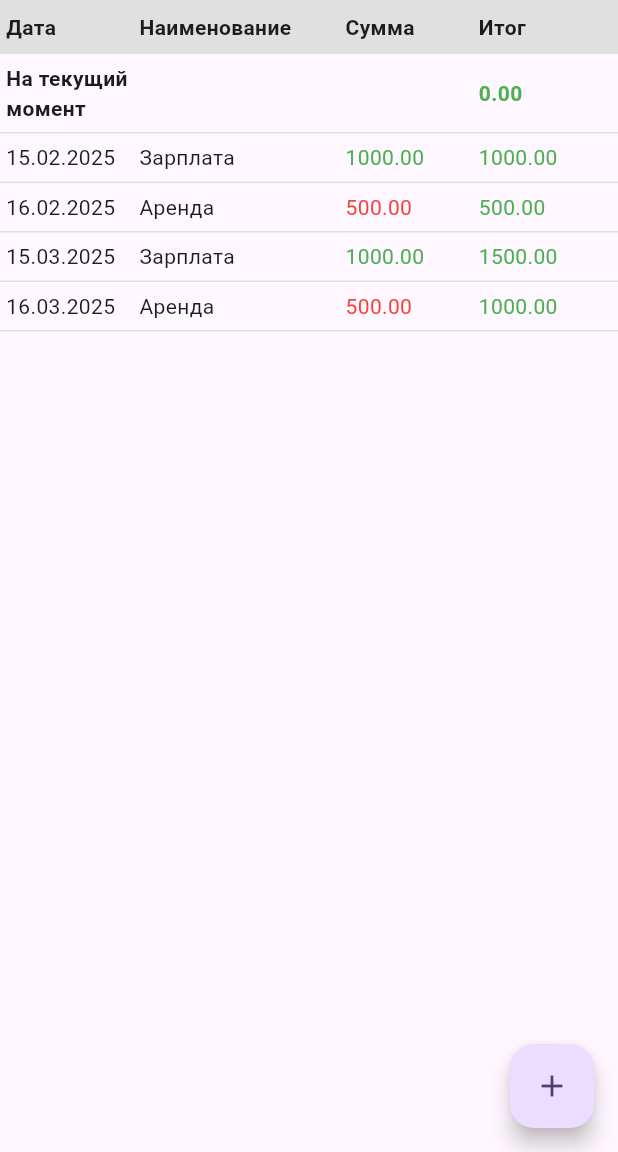
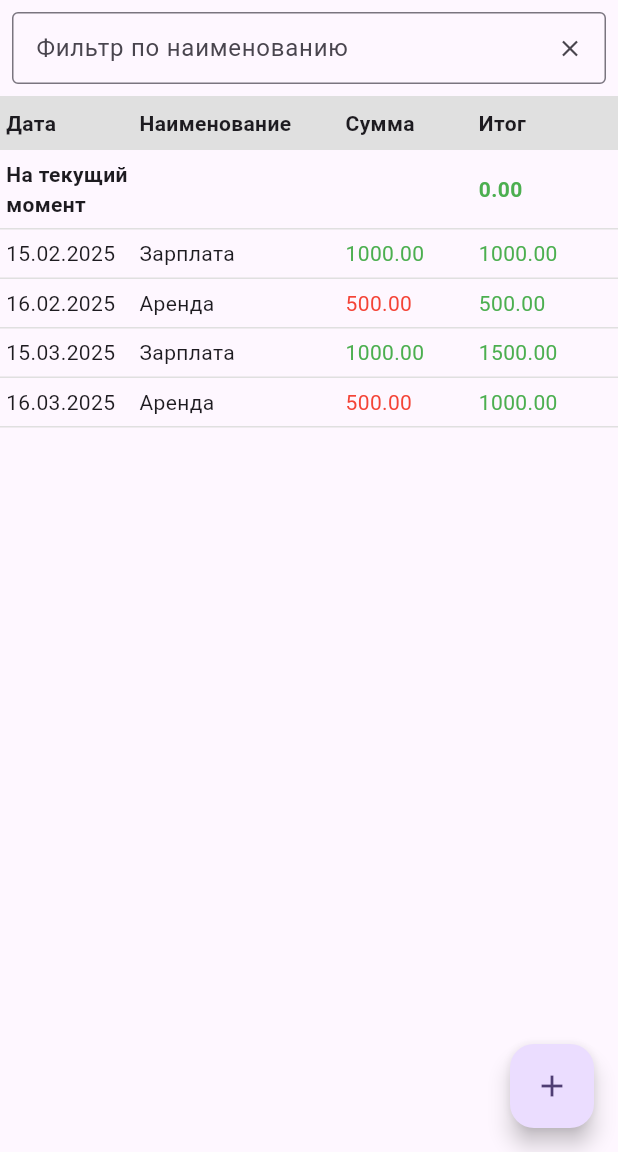
Before and after one commit to stanislavlyalin/budget_planner, a Flutter app: the screen it shows after launch, on a phone screen of 412 x 824 dp, the part 84-1236 px from its top. Run offline on Flutter 3.47's test engine with Material 3 defaults, Android fonts, the phone set to English and light mode, and no system bars; our stand-ins replace file_picker, shared_preferences.

```diff
--- a/lib/screens/home_page.dart
+++ b/lib/screens/home_page.dart
@@ -19,12 +19,14 @@ class MyHomePage extends StatefulWidget {
   State<MyHomePage> createState() => _MyHomePageState();
 }
 
-/// Main screen displaying the transactions table
+/// Main screen displaying transactions in a table
 class _MyHomePageState extends State<MyHomePage> {
   List<Transaction> _transactions = [];
   List<OccurrenceOverride> _overrides = [];
   late DateTime _currentEndDate;
   final ScrollController _scrollController = ScrollController();
+  final TextEditingController _filterController = TextEditingController();
+  String _searchQuery = "";
 
   @override
   void initState() {
@@ -33,6 +35,7 @@ class _MyHomePageState extends State<MyHomePage> {
     _scrollController.addListener(_scrollListener);
     _loadData();
 
+    // For demonstration, add test transactions if list is empty
     if (_transactions.isEmpty) {
       _transactions.addAll([
         Transaction(
@@ -58,6 +61,7 @@ class _MyHomePageState extends State<MyHomePage> {
   @override
   void dispose() {
     _scrollController.dispose();
+    _filterController.dispose();
     super.dispose();
   }
 
@@ -346,44 +350,61 @@ class _MyHomePageState extends State<MyHomePage> {
   @override
   Widget build(BuildContext context) {
     DateTime now = DateTime.now();
-    DateTime today = DateTime(now.year, now.month, now.day);
+    DateTime startRange = DateTime(now.year, now.month, now.day);
 
-    // Get all occurrences from a very early date up to today
+    // Calculate current balance (sum of all past transactions, excluding today)
     List<TransactionOccurrence> pastOccurrences = getOccurrencesInRange(
       _transactions,
       DateTime(2000, 1, 1),
-      today,
+      startRange,
       _overrides,
     );
-    // Calculate the current balance from past occurrences
     double currentBalance = 0;
     for (var occ in pastOccurrences) {
-      currentBalance += (occ.transaction.type == TransactionType.income
+      currentBalance += occ.transaction.type == TransactionType.income
           ? occ.transaction.amount
-          : -occ.transaction.amount);
+          : -occ.transaction.amount;
     }
 
-    // Get future occurrences (from today onward)
+    // Future occurrences from today onward
     List<TransactionOccurrence> futureOccurrences = getOccurrencesInRange(
       _transactions,
-      today,
+      startRange,
       _currentEndDate,
       _overrides,
     );
 
-    // Compute cumulative sums for future occurrences, starting from currentBalance
-    List<double> cumulativeSums = [];
+    // Calculate cumulative sums for future occurrences based on full data
+    List<double> fullCumulativeSums = [];
     double runningTotal = currentBalance;
     for (var occ in futureOccurrences) {
       double signedAmount = occ.transaction.type == TransactionType.income
           ? occ.transaction.amount
           : -occ.transaction.amount;
       runningTotal += signedAmount;
-      cumulativeSums.add(runningTotal);
+      fullCumulativeSums.add(runningTotal);
     }
 
-    // Total rows: 1 for "Current Balance" row + one per future occurrence
-    int totalRows = 1 + futureOccurrences.length;
+    // Pair each future occurrence with its cumulative sum
+    List<MapEntry<TransactionOccurrence, double>> fullEntries = [];
+    for (int i = 0; i < futureOccurrences.length; i++) {
+      fullEntries.add(MapEntry(futureOccurrences[i], fullCumulativeSums[i]));
+    }
+
+    // Filter entries based on _searchQuery (case-insensitive) on transaction name
+    List<MapEntry<TransactionOccurrence, double>> filteredEntries;
+    if (_searchQuery.isEmpty) {
+      filteredEntries = fullEntries;
+    } else {
+      filteredEntries = fullEntries
+          .where((entry) => entry.key.transaction.name
+              .toLowerCase()
+              .contains(_searchQuery.toLowerCase()))
+          .toList();
+    }
+
+    // Total rows: 1 for current balance + filtered future occurrences
+    int totalRows = 1 + filteredEntries.length;
 
     return Scaffold(
       appBar: AppBar(
@@ -404,6 +425,37 @@ class _MyHomePageState extends State<MyHomePage> {
       ),
       body: Column(
         children: [
+          // Search field for filtering by transaction name
+          Padding(
+            padding: const EdgeInsets.all(8.0),
+            child: Container(
+              height: 48,
+              child: TextField(
+                controller: _filterController,
+                decoration: InputDecoration(
+                  labelText: 'Фильтр по наименованию',
+                  hintText: 'Фильтр отключен',
+                  border: const OutlineInputBorder(),
+                  isDense: true,
+                  contentPadding: const EdgeInsets.symmetric(vertical: 8, horizontal: 12),
+                  suffixIcon: IconButton(
+                    icon: const Icon(Icons.clear),
+                    onPressed: () {
+                      _filterController.clear();
+                      setState(() {
+                        _searchQuery = "";
+                      });
+                    },
+                  ),
+                ),
+                onChanged: (value) {
+                  setState(() {
+                    _searchQuery = value;
+                  });
+                },
+              ),
+            ),
+          ),
           // Table header
           Container(
             color: Colors.grey[300],
@@ -412,19 +464,23 @@ class _MyHomePageState extends State<MyHomePage> {
               children: const [
                 Expanded(
                   flex: 22,
-                  child: Text('Дата', style: TextStyle(fontWeight: FontWeight.bold)),
+                  child: Text('Дата',
+                      style: TextStyle(fontWeight: FontWeight.bold)),
                 ),
                 Expanded(
                   flex: 34,
-                  child: Text('Наименование', style: TextStyle(fontWeight: FontWeight.bold)),
+                  child: Text('Наименование',
+                      style: TextStyle(fontWeight: FontWeight.bold)),
                 ),
                 Expanded(
                   flex: 22,
-                  child: Text('Сумма', style: TextStyle(fontWeight: FontWeight.bold)),
+                  child: Text('Сумма',
+                      style: TextStyle(fontWeight: FontWeight.bold)),
                 ),
                 Expanded(
                   flex: 22,
-                  child: Text('Итог', style: TextStyle(fontWeight: FontWeight.bold)),
+                  child: Text('Итог',
+                      style: TextStyle(fontWeight: FontWeight.bold)),
                 ),
               ],
             ),
@@ -437,9 +493,11 @@ class _MyHomePageState extends State<MyHomePage> {
                 if (index == 0) {
                   // "Current Balance" row
                   return Container(
-                    padding: const EdgeInsets.symmetric(vertical: 6, horizontal: 4),
+                    padding:
+                        const EdgeInsets.symmetric(vertical: 6, horizontal: 4),
                     decoration: BoxDecoration(
-                      border: Border(bottom: BorderSide(color: Colors.grey.shade300)),
+                      border: Border(
+                          bottom: BorderSide(color: Colors.grey.shade300)),
                     ),
                     child: Row(
                       children: [
@@ -457,7 +515,9 @@ class _MyHomePageState extends State<MyHomePage> {
                           child: Text(
                             currentBalance.toStringAsFixed(2),
                             style: TextStyle(
-                              color: currentBalance >= 0 ? Colors.green : Colors.red,
+                              color: currentBalance >= 0
+                                  ? Colors.green
+                                  : Colors.red,
                               fontWeight: FontWeight.bold,
                             ),
                           ),
@@ -466,19 +526,23 @@ class _MyHomePageState extends State<MyHomePage> {
                     ),
                   );
                 } else {
-                  // Future transaction rows
-                  final occ = futureOccurrences[index - 1];
+                  final entry = filteredEntries[index - 1];
+                  final occ = entry.key;
+                  final cumSum = entry.value;
                   final dateStr = DateFormat('dd.MM.yyyy').format(occ.date);
-                  final isIncome = occ.transaction.type == TransactionType.income;
+                  final isIncome =
+                      occ.transaction.type == TransactionType.income;
                   final amountStr = occ.transaction.amount.toStringAsFixed(2);
-                  final totalStr = cumulativeSums[index - 1].toStringAsFixed(2);
+                  final totalStr = cumSum.toStringAsFixed(2);
                   return InkWell(
                     onTap: () => _editOccurrence(occ),
                     onLongPress: () => _deleteOccurrence(occ),
                     child: Container(
-                      padding: const EdgeInsets.symmetric(vertical: 6, horizontal: 4),
+                      padding: const EdgeInsets.symmetric(
+                          vertical: 6, horizontal: 4),
                       decoration: BoxDecoration(
-                        border: Border(bottom: BorderSide(color: Colors.grey.shade300)),
+                        border: Border(
+                            bottom: BorderSide(color: Colors.grey.shade300)),
                       ),
                       child: Row(
                         children: [
@@ -488,7 +552,8 @@ class _MyHomePageState extends State<MyHomePage> {
                             flex: 22,
                             child: Text(
                               amountStr,
-                              style: TextStyle(color: isIncome ? Colors.green : Colors.red),
+                              style: TextStyle(
+                                  color: isIncome ? Colors.green : Colors.red),
                             ),
                           ),
                           Expanded(
@@ -496,7 +561,9 @@ class _MyHomePageState extends State<MyHomePage> {
                             child: Text(
                               totalStr,
                               style: TextStyle(
-                                color: double.parse(totalStr) >= 0 ? Colors.green : Colors.red,
+                                color: double.parse(totalStr) >= 0
+                                    ? Colors.green
+                                    : Colors.red,
                               ),
                             ),
                           ),
```
